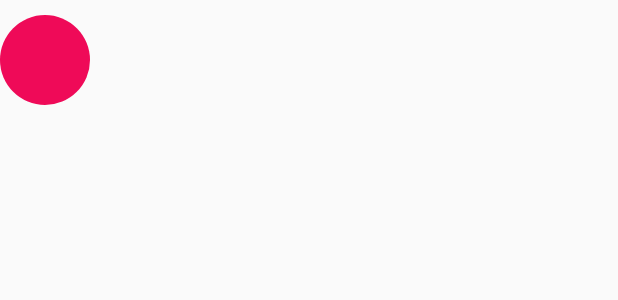
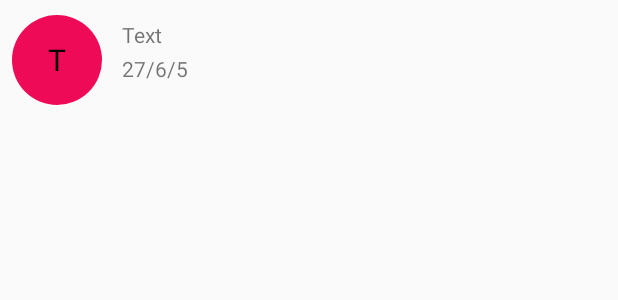
Before and after one commit to hosseinkasiri/Task-Repository, an Android app: the layout item_recycler.xml on its own in the app's theme, with its tools: preview values and no code run, on a phone screen of 412 x 824 dp. Shown: the top 300 px of the screen. Run offline under Robolectric (Android 15) with nearby library versions, the phone set to English and light mode, and no system bars.

Commit message:
Add item recycler

```diff
--- a/app/build.gradle
+++ b/app/build.gradle
@@ -6,7 +6,7 @@ android {
 
     defaultConfig {
         applicationId "com.example.task"
-        minSdkVersion 19
+        minSdkVersion 24
         targetSdkVersion 29
         versionCode 1
         versionName "1.0"
--- a/app/src/main/java/com/example/task/model/TaskLab.java
+++ b/app/src/main/java/com/example/task/model/TaskLab.java
@@ -10,14 +10,10 @@ import java.util.List;
 public class TaskLab {
 
     private List<Task> mTasks;
-
     private static  TaskLab mInstance ;
 
     private TaskLab() {
-
         mTasks = new ArrayList<>();
-
-
     }
 
     public static TaskLab getInstance() {
@@ -25,19 +21,15 @@ public class TaskLab {
         if (mInstance == null){
             mInstance = new TaskLab();
         }
-
-
         return mInstance;
     }
 
     public List<Task> addTask(Task task){
 
         mTasks.add(task);
-
         return mTasks;
     }
 
-    @RequiresApi(api = Build.VERSION_CODES.N)
     public List<Task> getTasks(TaskListMode taskListMode) {
 
         List<Task> tasks = new ArrayList<>(mTasks);
--- a/app/src/main/java/com/example/task/task/AddFragment.java
+++ b/app/src/main/java/com/example/task/task/AddFragment.java
@@ -13,6 +13,7 @@ import android.widget.CheckBox;
 import android.widget.CompoundButton;
 import android.widget.EditText;
 import android.widget.TextView;
+import android.widget.Toast;
 
 import com.example.task.R;
 import com.example.task.model.Task;
@@ -71,16 +72,20 @@ public class AddFragment extends Fragment {
             @Override
             public void onClick(View v) {
 
-                Task task = mTask;
-                task.setDescription(mDescriptionText.getText().toString());
-                task.setTitle(mTitleText.getText().toString());
+                if (mTitleText.getText().toString().matches("")){
+                    Toast.makeText(getActivity() , "please enter title " , Toast.LENGTH_SHORT).show();
+                }
 
-                TaskLab.getInstance().addTask(task);
+                else {
+                    Task task = mTask;
+                    task.setDescription(mDescriptionText.getText().toString());
+                    task.setTitle(mTitleText.getText().toString());
 
-                Intent intent = MainActivity.newIntent(getActivity());
+                    TaskLab.getInstance().addTask(task);
+                    Intent intent = MainActivity.newIntent(getActivity());
+                    startActivity(intent);
 
-                startActivity(intent);
-
+                }
             }
         });
 
--- a/app/src/main/java/com/example/task/task/AllFragment.java
+++ b/app/src/main/java/com/example/task/task/AllFragment.java
@@ -4,6 +4,7 @@ import android.content.Intent;
 import android.os.Bundle;
 
 import androidx.fragment.app.Fragment;
+import androidx.recyclerview.widget.LinearLayoutManager;
 import androidx.recyclerview.widget.RecyclerView;
 
 import android.view.LayoutInflater;
@@ -57,10 +58,7 @@ public class AllFragment extends Fragment {
             }
         });
 
-       // mRecyclerView.setLayoutManager(new LinearLayoutManager(getActivity()));
-
-
-
+        mRecyclerView.setLayoutManager(new LinearLayoutManager(getActivity()));
 
 
 
--- a/app/src/main/res/layout/fragment_add.xml
+++ b/app/src/main/res/layout/fragment_add.xml
@@ -41,6 +41,8 @@
     <EditText
         android:id="@+id/title_edit_id"
         android:layout_width="match_parent"
+        android:hint="must be entered"
+        android:textColorHint="@color/positiveButtonColor"
         android:layout_height="wrap_content"/>
 
 
@@ -83,9 +85,6 @@
             android:layout_height="wrap_content"
             android:layout_gravity="center" />
 
-
-
-
     </FrameLayout>
 
     <CheckBox
@@ -96,8 +95,4 @@
         android:text="Done"/>
 
 
-
-
-
-
 </LinearLayout>
--- a/app/src/main/res/layout/fragment_all.xml
+++ b/app/src/main/res/layout/fragment_all.xml
@@ -24,7 +24,7 @@
 
     <androidx.recyclerview.widget.RecyclerView
         android:layout_width="match_parent"
-        android:layout_height="match_parent"
+        android:layout_height="wrap_content"
         android:id="@+id/recycler_view">
 
 
--- a/app/src/main/res/layout/item_recycler.xml
+++ b/app/src/main/res/layout/item_recycler.xml
@@ -1,16 +1,53 @@
 <?xml version="1.0" encoding="utf-8"?>
-<FrameLayout
+<RelativeLayout
     xmlns:android="http://schemas.android.com/apk/res/android"
+    xmlns:tools="http://schemas.android.com/tools"
     android:layout_width="match_parent"
     android:layout_height="80dp"
     android:id="@+id/item_recycler">
 
     <ImageView
+        android:id="@+id/myImageView"
         android:layout_width="60dp"
         android:layout_height="60dp"
-        android:layout_gravity="left|center"
+        android:layout_centerInParent="true"
+        android:layout_alignParentLeft="true"
+        android:layout_marginLeft="8dp"
         android:src="@drawable/circle_button"/>
 
+    <TextView
+        android:id="@+id/first_title_show"
+        android:layout_width="wrap_content"
+        android:layout_height="wrap_content"
+        tools:text="T"
+        android:layout_alignLeft="@+id/myImageView"
+        android:layout_alignTop="@+id/myImageView"
+        android:layout_alignRight="@+id/myImageView"
+        android:layout_alignBottom="@+id/myImageView"
+        android:layout_margin="1dp"
+        android:gravity="center"
+        android:textSize="20dp"
+        android:textColor="#000"/>
 
+    <LinearLayout
+        android:layout_width="match_parent"
+        android:layout_height="match_parent"
+        android:layout_margin="13dp"
+        android:orientation="vertical"
+        android:layout_toRightOf="@+id/myImageView">
 
-</FrameLayout>
+        <TextView
+            android:id="@+id/title_show_text"
+            android:layout_width="match_parent"
+            android:layout_height="wrap_content"
+            tools:text="Text " />
+
+        <TextView
+            android:layout_marginTop="3dp"
+            android:id="@+id/date_show_text"
+            android:layout_width="match_parent"
+            android:layout_height="wrap_content"
+            tools:text="27/6/5" />
+
+    </LinearLayout>
+</RelativeLayout>
```
